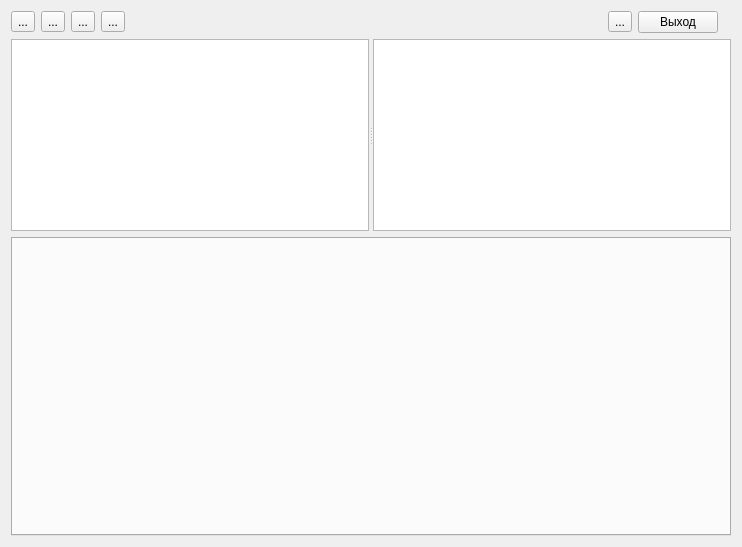
First picture: the form in script_window.ui, repository mikhailKhmel/database_viewer, before the edit.
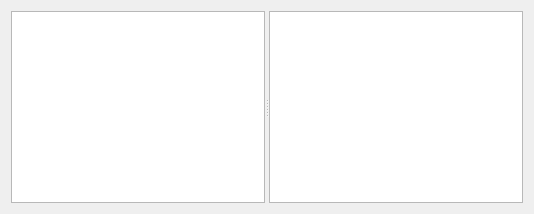
Second picture: the form after the edit. Icons and pictures are not drawn.

What changed in the file:
```diff
--- a/script_window.ui
+++ b/script_window.ui
@@ -6,8 +6,8 @@
             <rect>
                 <x>0</x>
                 <y>0</y>
-                <width>742</width>
-                <height>547</height>
+    <width>534</width>
+    <height>214</height>
             </rect>
         </property>
         <property name="windowTitle">
@@ -15,131 +15,6 @@
         </property>
         <layout class="QGridLayout" name="gridLayout">
             <item row="0" column="0">
-                <layout class="QHBoxLayout" name="horizontalLayout">
-                    <item>
-                        <widget class="QToolButton" name="toolButton_create">
-                            <property name="text">
-                                <string>...</string>
-                            </property>
-                            <property name="icon">
-                                <iconset resource="qrc.qrc">
-                                    <normaloff>:/src/icons8-file-32.png</normaloff>:/src/icons8-file-32.png
-                                </iconset>
-                            </property>
-                            <property name="iconSize">
-                                <size>
-                                    <width>30</width>
-                                    <height>30</height>
-                                </size>
-                            </property>
-                        </widget>
-                    </item>
-                    <item>
-                        <widget class="QToolButton" name="toolButton_open">
-                            <property name="text">
-                                <string>...</string>
-                            </property>
-                            <property name="icon">
-                                <iconset resource="qrc.qrc">
-                                    <normaloff>:/src/icons8-открыть-папку-32.png</normaloff>
-                                    :/src/icons8-открыть-папку-32.png
-                                </iconset>
-                            </property>
-                            <property name="iconSize">
-                                <size>
-                                    <width>30</width>
-                                    <height>30</height>
-                                </size>
-                            </property>
-                        </widget>
-                    </item>
-                    <item>
-                        <widget class="QToolButton" name="toolButton_save">
-                            <property name="text">
-                                <string>...</string>
-                            </property>
-                            <property name="icon">
-                                <iconset resource="qrc.qrc">
-                                    <normaloff>:/src/icons8-save-32.png</normaloff>:/src/icons8-save-32.png
-                                </iconset>
-                            </property>
-                            <property name="iconSize">
-                                <size>
-                                    <width>30</width>
-                                    <height>30</height>
-                                </size>
-                            </property>
-                        </widget>
-                    </item>
-                    <item>
-                        <widget class="QToolButton" name="toolButton_runscript">
-                            <property name="text">
-                                <string>...</string>
-                            </property>
-                            <property name="icon">
-                                <iconset resource="qrc.qrc">
-                                    <normaloff>:/src/icons8-воспроизведение-32.png</normaloff>
-                                    :/src/icons8-воспроизведение-32.png
-                                </iconset>
-                            </property>
-                            <property name="iconSize">
-                                <size>
-                                    <width>30</width>
-                                    <height>30</height>
-                                </size>
-                            </property>
-                        </widget>
-                    </item>
-                    <item>
-                        <spacer name="horizontalSpacer">
-                            <property name="orientation">
-                                <enum>Qt::Horizontal</enum>
-                            </property>
-                            <property name="sizeHint" stdset="0">
-                                <size>
-                                    <width>248</width>
-                                    <height>20</height>
-                                </size>
-                            </property>
-                        </spacer>
-                    </item>
-                    <item>
-                        <widget class="QToolButton" name="toolButton_lightmode">
-                            <property name="text">
-                                <string>...</string>
-                            </property>
-                            <property name="icon">
-                                <iconset resource="qrc.qrc">
-                                    <normaloff>:/src/icons8-солнце-32.png</normaloff>:/src/icons8-солнце-32.png
-                                </iconset>
-                            </property>
-                            <property name="iconSize">
-                                <size>
-                                    <width>30</width>
-                                    <height>30</height>
-                                </size>
-                            </property>
-                        </widget>
-                    </item>
-                    <item>
-                        <widget class="QPushButton" name="pushButton">
-                            <property name="text">
-                                <string>Выход</string>
-                            </property>
-                        </widget>
-                    </item>
-                    <item>
-                        <widget class="QLabel" name="label">
-                            <property name="text">
-                                <string/>
-                            </property>
-                        </widget>
-                    </item>
-                </layout>
-            </item>
-            <item row="1" column="0">
-                <layout class="QVBoxLayout" name="verticalLayout">
-                    <item>
                         <widget class="QSplitter" name="splitter">
                             <property name="orientation">
                                 <enum>Qt::Horizontal</enum>
@@ -169,19 +44,8 @@
                             </widget>
                         </widget>
                     </item>
-                    <item>
-                        <widget class="QTabWidget" name="tabWidget">
-                            <property name="currentIndex">
-                                <number>-1</number>
-                            </property>
-                        </widget>
-                    </item>
-                </layout>
-            </item>
-        </layout>
-    </widget>
-    <resources>
-        <include location="qrc.qrc"/>
-    </resources>
+  </layout>
+ </widget>
+ <resources/>
     <connections/>
 </ui>
```
Left out of the diff: 3 changed lines with no effect on the pictures. Lines whose indentation alone changed are shown as unchanged.
